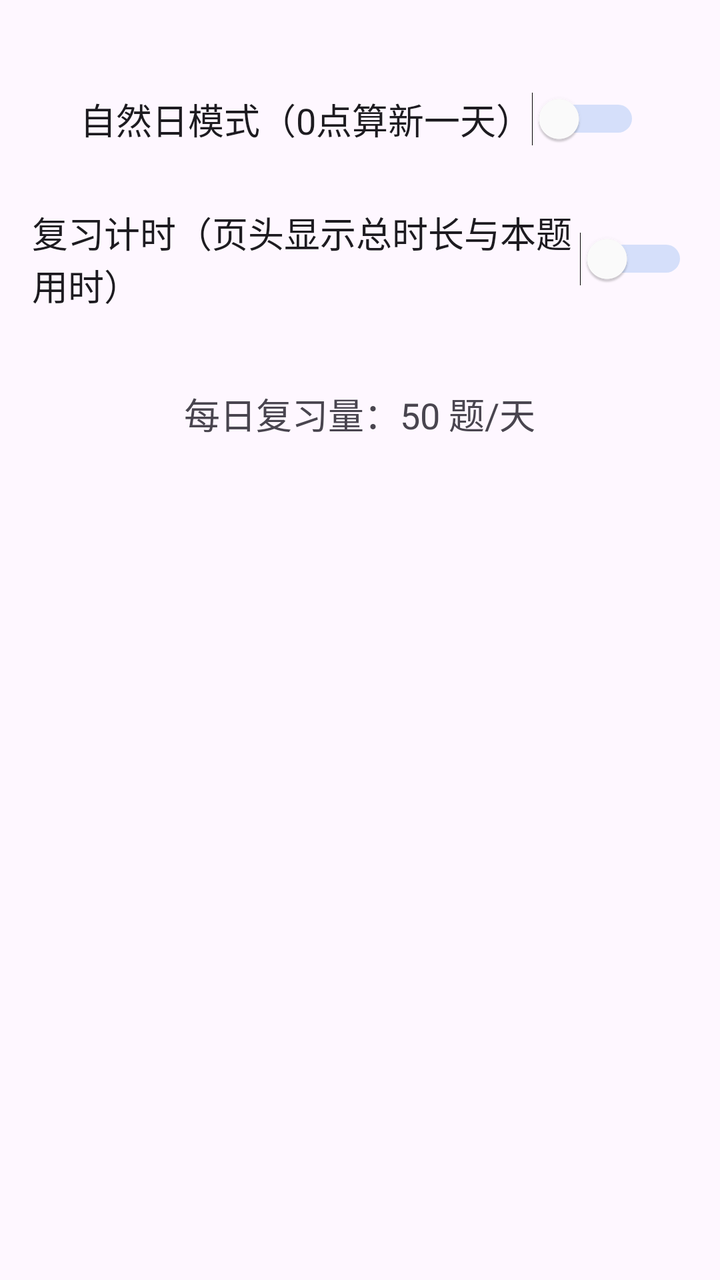
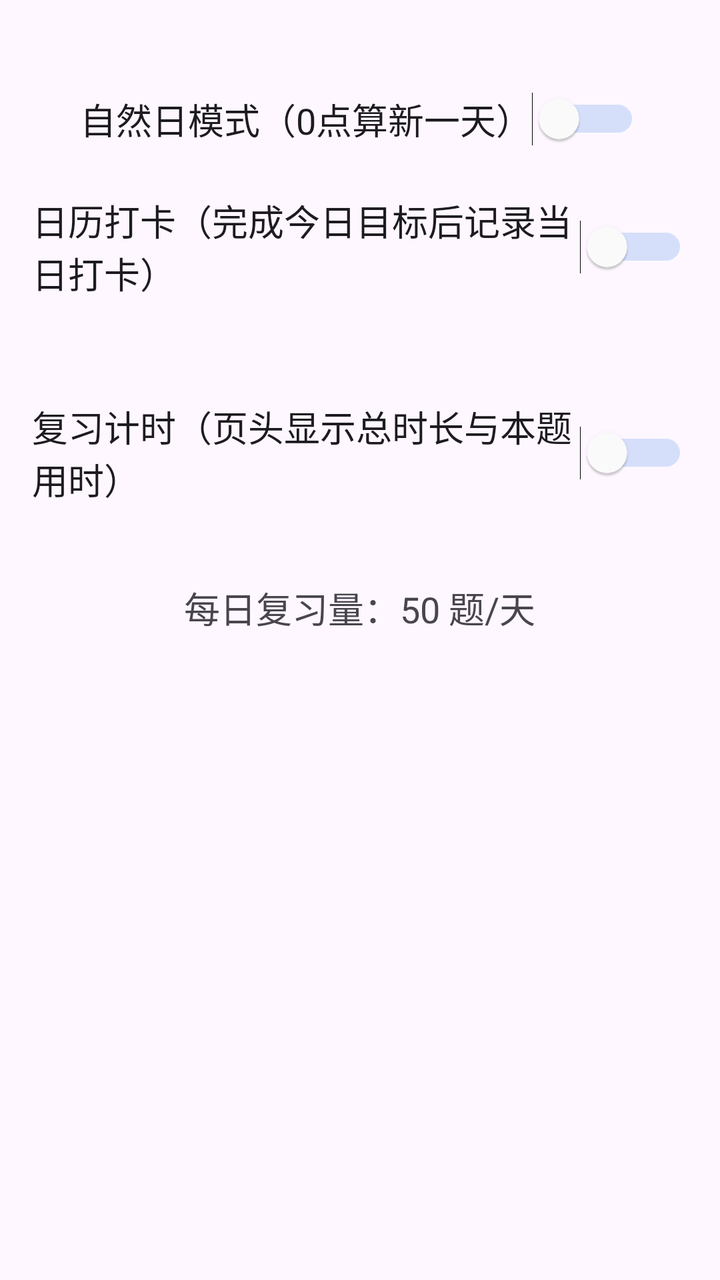

Screens rendered from an Android XML layout before and after an edit, with the pre-edit source and the edit as a unified diff.
<!-- AndroidManifest.xml: application theme Theme.Demo -->
<!-- res/layout/activity_settings.xml -->
<?xml version="1.0" encoding="utf-8"?>
<LinearLayout
    xmlns:android="http://schemas.android.com/apk/res/android"
    android:layout_width="match_parent"
    android:layout_height="match_parent"
    android:orientation="vertical"
    android:padding="16dp"
    android:gravity="top|center_horizontal">

    <Switch
        android:id="@+id/switch_natural_day"
        android:layout_width="wrap_content"
        android:layout_height="wrap_content"
        android:text="自然日模式（0点算新一天）"
        android:textSize="18sp"
        android:layout_marginTop="30dp"
        android:thumbTint="@color/switch_thumb"
        android:trackTint="@color/switch_track"/>

    <Switch
        android:id="@+id/switch_timer"
        android:layout_width="wrap_content"
        android:layout_height="wrap_content"
        android:text="复习计时（页头显示总时长与本题用时）"
        android:textSize="18sp"
        android:layout_marginTop="30dp"
        android:thumbTint="@color/switch_thumb"
        android:trackTint="@color/switch_track"/>

    <TextView
        android:id="@+id/tv_budget_row"
        android:layout_width="wrap_content"
        android:layout_height="wrap_content"
        android:text="每日复习量：50 题/天"
        android:textSize="18sp"
        android:layout_marginTop="30dp"
        android:padding="8dp"/>

</LinearLayout>
<!-- resources referenced by this layout -->
<resources>
  <color name="switch_thumb">#FFFFFF</color>
  <color name="switch_track">#5d9cec</color>
  <style name="Theme.Demo" parent="Base.Theme.Demo" />
  <style name="Base.Theme.Demo" parent="Theme.Material3.DayNight.NoActionBar">
          
          
      </style>
</resources>

<!-- the commit's change to res/layout/activity_settings.xml (unified diff, before → after) -->
@@ -16,6 +16,25 @@
         android:layout_marginTop="30dp"
         android:thumbTint="@color/switch_thumb"
         android:trackTint="@color/switch_track"/>
+
+    <Switch
+        android:id="@+id/switch_checkin"
+        android:layout_width="wrap_content"
+        android:layout_height="wrap_content"
+        android:text="日历打卡（完成今日目标后记录当日打卡）"
+        android:textSize="18sp"
+        android:layout_marginTop="24dp"
+        android:thumbTint="@color/switch_thumb"
+        android:trackTint="@color/switch_track"/>
+
+    <TextView
+        android:id="@+id/tv_checkin_hint"
+        android:layout_width="match_parent"
+        android:layout_height="wrap_content"
+        android:textSize="12sp"
+        android:textColor="@color/home_text_secondary"
+        android:layout_marginTop="4dp"
+        android:layout_marginStart="8dp"/>
 
     <Switch
         android:id="@+id/switch_timer"
<!-- resource entries referenced after the edit -->
@@ -1,5 +1,6 @@
 <!-- resources referenced by this layout -->
 <resources>
+  <color name="home_text_secondary">#616161</color>
   <color name="switch_thumb">#FFFFFF</color>
   <color name="switch_track">#5d9cec</color>
   <style name="Theme.Demo" parent="Base.Theme.Demo" />
